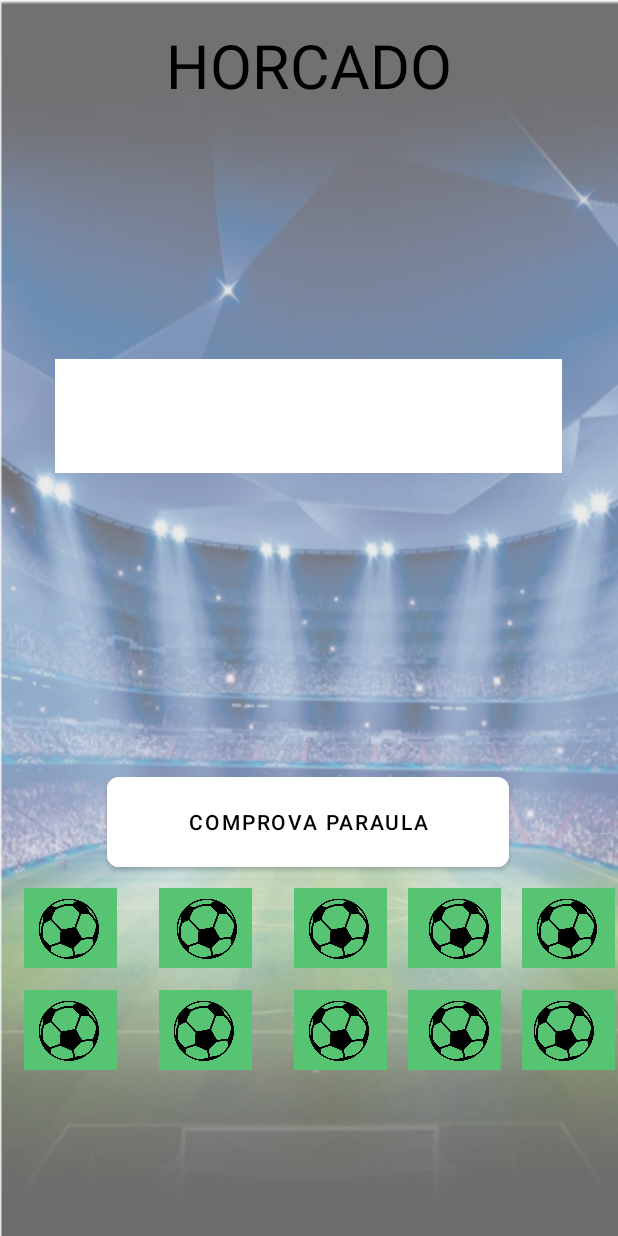
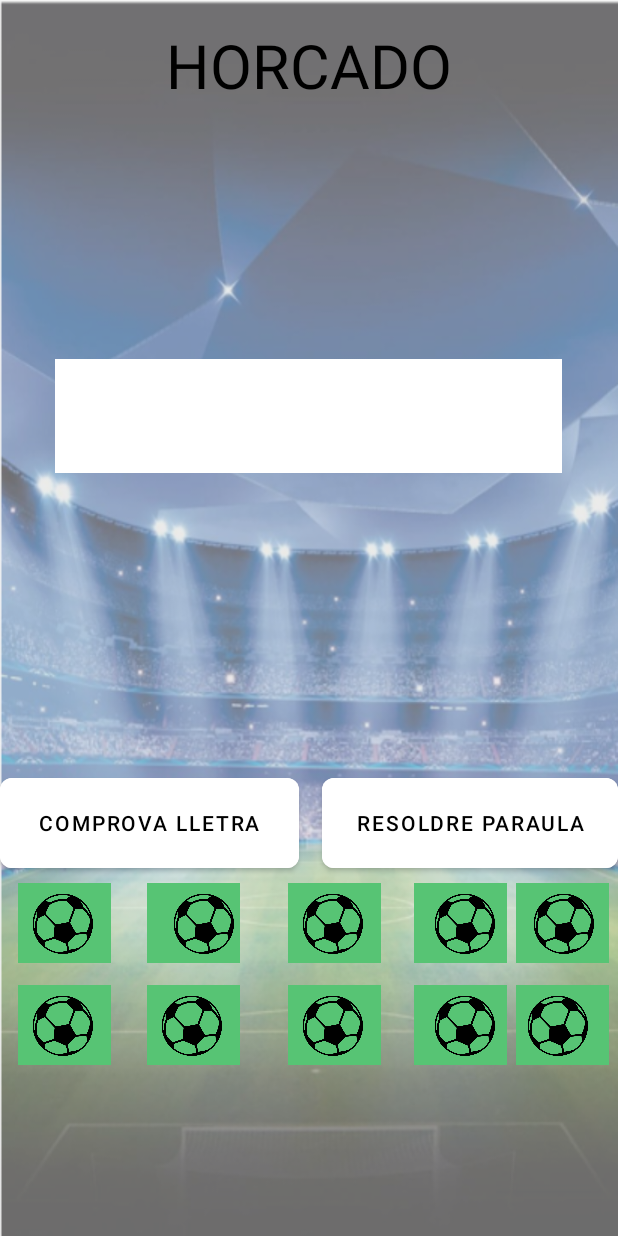
Before and after one commit to Manel0712/MasterFootball, an Android app: the layout activity_horcado.xml on its own in the app's theme, with its tools: preview values and no code run, on a phone screen of 412 x 824 dp. Run offline under Robolectric (Android 15) with nearby library versions, the phone set to English and light mode, and no system bars.

Commit message:
Horcado finish

```diff
--- a/app/src/main/java/com/example/masterfootball/Juegos.kt
+++ b/app/src/main/java/com/example/masterfootball/Juegos.kt
@@ -13,7 +13,7 @@ class Juegos: AppCompatActivity() {
         setContentView(R.layout.jocs_extres)
     }
 
-    fun openTrivial(view: View) {
+    fun openHorcado(view: View) {
         val i = Intent(this, Horcado::class.java)
         startActivity(i)
     }
--- a/app/src/main/res/layout/activity_horcado.xml
+++ b/app/src/main/res/layout/activity_horcado.xml
@@ -13,15 +13,225 @@
     <Button
         android:id="@+id/button10"
         style="@style/Button_Background"
-        android:layout_width="268dp"
+        android:layout_width="199dp"
         android:layout_height="72dp"
+        android:layout_marginTop="12dp"
+        android:onClick="comprovedLetter"
+        android:text="Comprova lletra"
+        app:cornerRadius="8dp"
+        app:layout_constraintStart_toStartOf="parent"
+        app:layout_constraintTop_toBottomOf="@+id/textView26" />
+
+    <TextView
+        android:id="@+id/textView27"
+        android:layout_width="62dp"
+        android:layout_height="53dp"
+        android:layout_marginStart="12dp"
+        android:layout_marginTop="4dp"
+        android:background="@color/background"
+        app:layout_constraintStart_toStartOf="parent"
+        app:layout_constraintTop_toBottomOf="@+id/button10" />
+
+    <ImageView
+        android:id="@+id/imageView7"
+        android:layout_width="60dp"
+        android:layout_height="48dp"
+        android:layout_marginStart="12dp"
+        android:layout_marginTop="8dp"
+        app:layout_constraintStart_toStartOf="parent"
+        app:layout_constraintTop_toBottomOf="@+id/button10"
+        app:srcCompat="@drawable/vidashorcado" />
+
+    <TextView
+        android:id="@+id/textView28"
+        android:layout_width="62dp"
+        android:layout_height="53dp"
+        android:layout_marginStart="24dp"
+        android:layout_marginTop="4dp"
+        android:background="@color/background"
+        app:layout_constraintStart_toEndOf="@+id/textView27"
+        app:layout_constraintTop_toBottomOf="@+id/button10" />
+
+    <ImageView
+        android:id="@+id/imageView8"
+        android:layout_width="60dp"
+        android:layout_height="48dp"
+        android:layout_marginStart="32dp"
+        android:layout_marginTop="8dp"
+        app:layout_constraintStart_toEndOf="@+id/textView27"
+        app:layout_constraintTop_toBottomOf="@+id/button10"
+        app:srcCompat="@drawable/vidashorcado" />
+
+    <TextView
+        android:id="@+id/textView29"
+        android:layout_width="62dp"
+        android:layout_height="53dp"
+        android:layout_marginStart="32dp"
+        android:layout_marginTop="4dp"
+        android:background="@color/background"
+        app:layout_constraintStart_toEndOf="@+id/textView28"
+        app:layout_constraintTop_toBottomOf="@+id/button10" />
+
+    <ImageView
+        android:id="@+id/imageView10"
+        android:layout_width="60dp"
+        android:layout_height="48dp"
+        android:layout_marginStart="32dp"
+        android:layout_marginTop="8dp"
+        app:layout_constraintStart_toEndOf="@+id/textView28"
+        app:layout_constraintTop_toBottomOf="@+id/button10"
+        app:srcCompat="@drawable/vidashorcado" />
+
+    <TextView
+        android:id="@+id/textView30"
+        android:layout_width="62dp"
+        android:layout_height="53dp"
+        android:layout_marginStart="24dp"
+        android:layout_marginTop="4dp"
+        android:background="@color/background"
+        app:layout_constraintStart_toEndOf="@+id/imageView10"
+        app:layout_constraintTop_toBottomOf="@+id/button10" />
+
+    <ImageView
+        android:id="@+id/imageView19"
+        android:layout_width="60dp"
+        android:layout_height="48dp"
+        android:layout_marginStart="28dp"
+        android:layout_marginTop="8dp"
+        app:layout_constraintStart_toEndOf="@+id/imageView10"
+        app:layout_constraintTop_toBottomOf="@+id/button10"
+        app:srcCompat="@drawable/vidashorcado" />
+
+    <TextView
+        android:id="@+id/textView31"
+        android:layout_width="62dp"
+        android:layout_height="53dp"
+        android:layout_marginStart="184dp"
+        android:layout_marginTop="4dp"
+        android:background="@color/background"
+        app:layout_constraintStart_toEndOf="@+id/textView28"
+        app:layout_constraintTop_toBottomOf="@+id/button10" />
+
+    <ImageView
+        android:id="@+id/imageView20"
+        android:layout_width="60dp"
+        android:layout_height="48dp"
+        android:layout_marginStart="8dp"
+        android:layout_marginTop="8dp"
+        app:layout_constraintStart_toEndOf="@+id/textView30"
+        app:layout_constraintTop_toBottomOf="@+id/button10"
+        app:srcCompat="@drawable/vidashorcado" />
+
+    <TextView
+        android:id="@+id/textView32"
+        android:layout_width="62dp"
+        android:layout_height="53dp"
+        android:layout_marginStart="12dp"
         android:layout_marginTop="72dp"
-        android:onClick="comprovedLetter"
-        android:text="Comprova paraula"
+        android:background="@color/background"
+        app:layout_constraintStart_toStartOf="parent"
+        app:layout_constraintTop_toBottomOf="@+id/button10" />
+
+    <ImageView
+        android:id="@+id/imageView27"
+        android:layout_width="60dp"
+        android:layout_height="48dp"
+        android:layout_marginStart="12dp"
+        android:layout_marginTop="76dp"
+        app:layout_constraintStart_toStartOf="parent"
+        app:layout_constraintTop_toBottomOf="@+id/button10"
+        app:srcCompat="@drawable/vidashorcado" />
+
+    <TextView
+        android:id="@+id/textView33"
+        android:layout_width="62dp"
+        android:layout_height="53dp"
+        android:layout_marginStart="24dp"
+        android:layout_marginTop="72dp"
+        android:background="@color/background"
+        app:layout_constraintStart_toEndOf="@+id/textView27"
+        app:layout_constraintTop_toBottomOf="@+id/button10" />
+
+    <ImageView
+        android:id="@+id/imageView28"
+        android:layout_width="60dp"
+        android:layout_height="48dp"
+        android:layout_marginStart="24dp"
+        android:layout_marginTop="76dp"
+        app:layout_constraintStart_toEndOf="@+id/textView27"
+        app:layout_constraintTop_toBottomOf="@+id/button10"
+        app:srcCompat="@drawable/vidashorcado" />
+
+    <TextView
+        android:id="@+id/textView34"
+        android:layout_width="62dp"
+        android:layout_height="53dp"
+        android:layout_marginStart="32dp"
+        android:layout_marginTop="72dp"
+        android:background="@color/background"
+        app:layout_constraintStart_toEndOf="@+id/textView28"
+        app:layout_constraintTop_toBottomOf="@+id/button10" />
+
+    <ImageView
+        android:id="@+id/imageView29"
+        android:layout_width="60dp"
+        android:layout_height="48dp"
+        android:layout_marginStart="32dp"
+        android:layout_marginTop="76dp"
+        app:layout_constraintStart_toEndOf="@+id/textView28"
+        app:layout_constraintTop_toBottomOf="@+id/button10"
+        app:srcCompat="@drawable/vidashorcado" />
+
+    <TextView
+        android:id="@+id/textView35"
+        android:layout_width="62dp"
+        android:layout_height="53dp"
+        android:layout_marginStart="24dp"
+        android:layout_marginTop="72dp"
+        android:background="@color/background"
+        app:layout_constraintStart_toEndOf="@+id/imageView10"
+        app:layout_constraintTop_toBottomOf="@+id/button10" />
+
+    <ImageView
+        android:id="@+id/imageView30"
+        android:layout_width="60dp"
+        android:layout_height="48dp"
+        android:layout_marginStart="28dp"
+        android:layout_marginTop="76dp"
+        app:layout_constraintStart_toEndOf="@+id/imageView10"
+        app:layout_constraintTop_toBottomOf="@+id/button10"
+        app:srcCompat="@drawable/vidashorcado" />
+
+    <TextView
+        android:id="@+id/textView36"
+        android:layout_width="62dp"
+        android:layout_height="53dp"
+        android:layout_marginStart="184dp"
+        android:layout_marginTop="72dp"
+        android:background="@color/background"
+        app:layout_constraintStart_toEndOf="@+id/textView28"
+        app:layout_constraintTop_toBottomOf="@+id/button10" />
+
+    <ImageView
+        android:id="@+id/imageView31"
+        android:layout_width="60dp"
+        android:layout_height="48dp"
+        android:layout_marginStart="4dp"
+        android:layout_marginTop="76dp"
+        app:layout_constraintStart_toEndOf="@+id/textView30"
+        app:layout_constraintTop_toBottomOf="@+id/button10"
+        app:srcCompat="@drawable/vidashorcado" />
+
+    <Button
+        android:id="@+id/button3"
+        style="@style/Button_Background"
+        android:layout_width="197dp"
+        android:layout_height="72dp"
+        android:layout_marginTop="12dp"
+        android:onClick="responseDialogBasic"
+        android:text="Resoldre paraula"
         app:cornerRadius="8dp"
         app:layout_constraintEnd_toEndOf="parent"
-        app:layout_constraintHorizontal_bias="0.496"
-        app:layout_constraintStart_toStartOf="parent"
         app:layout_constraintTop_toBottomOf="@+id/textView26" />
 
     <com.google.android.material.textfield.TextInputEditText
@@ -52,8 +262,8 @@
 
     <TextView
         android:id="@+id/textView26"
-        android:layout_width="356dp"
-        android:layout_height="103dp"
+        android:layout_width="350dp"
+        android:layout_height="164dp"
         android:layout_marginTop="21dp"
         android:autoSizeTextType="none"
         android:textAlignment="center"
@@ -64,204 +274,4 @@
         app:layout_constraintStart_toStartOf="parent"
         app:layout_constraintTop_toBottomOf="@+id/editText25" />
 
-    <TextView
-        android:id="@+id/textView27"
-        android:layout_width="62dp"
-        android:layout_height="53dp"
-        android:layout_marginStart="16dp"
-        android:layout_marginTop="8dp"
-        android:background="@color/background"
-        app:layout_constraintStart_toStartOf="parent"
-        app:layout_constraintTop_toBottomOf="@+id/button10" />
-
-    <ImageView
-        android:id="@+id/imageView7"
-        android:layout_width="60dp"
-        android:layout_height="48dp"
-        android:layout_marginStart="16dp"
-        android:layout_marginTop="12dp"
-        app:layout_constraintStart_toStartOf="parent"
-        app:layout_constraintTop_toBottomOf="@+id/button10"
-        app:srcCompat="@drawable/vidashorcado" />
-
-    <TextView
-        android:id="@+id/textView28"
-        android:layout_width="62dp"
-        android:layout_height="53dp"
-        android:layout_marginStart="28dp"
-        android:layout_marginTop="8dp"
-        android:background="@color/background"
-        app:layout_constraintStart_toEndOf="@+id/textView27"
-        app:layout_constraintTop_toBottomOf="@+id/button10" />
-
-    <ImageView
-        android:id="@+id/imageView8"
-        android:layout_width="60dp"
-        android:layout_height="48dp"
-        android:layout_marginStart="30dp"
-        android:layout_marginTop="12dp"
-        app:layout_constraintStart_toEndOf="@+id/textView27"
-        app:layout_constraintTop_toBottomOf="@+id/button10"
-        app:srcCompat="@drawable/vidashorcado" />
-
-    <TextView
-        android:id="@+id/textView29"
-        android:layout_width="62dp"
-        android:layout_height="53dp"
-        android:layout_marginStart="28dp"
-        android:layout_marginTop="8dp"
-        android:background="@color/background"
-        app:layout_constraintStart_toEndOf="@+id/textView28"
-        app:layout_constraintTop_toBottomOf="@+id/button10" />
-
-    <ImageView
-        android:id="@+id/imageView10"
-        android:layout_width="60dp"
-        android:layout_height="48dp"
-        android:layout_marginStart="28dp"
-        android:layout_marginTop="12dp"
-        app:layout_constraintStart_toEndOf="@+id/textView28"
-        app:layout_constraintTop_toBottomOf="@+id/button10"
-        app:srcCompat="@drawable/vidashorcado" />
-
-    <TextView
-        android:id="@+id/textView30"
-        android:layout_width="62dp"
-        android:layout_height="53dp"
-        android:layout_marginStart="16dp"
-        android:layout_marginTop="8dp"
-        android:background="@color/background"
-        app:layout_constraintStart_toEndOf="@+id/imageView10"
-        app:layout_constraintTop_toBottomOf="@+id/button10" />
-
-    <ImageView
-        android:id="@+id/imageView19"
-        android:layout_width="60dp"
-        android:layout_height="48dp"
-        android:layout_marginStart="20dp"
-        android:layout_marginTop="12dp"
-        app:layout_constraintStart_toEndOf="@+id/imageView10"
-        app:layout_constraintTop_toBottomOf="@+id/button10"
-        app:srcCompat="@drawable/vidashorcado" />
-
-    <TextView
-        android:id="@+id/textView31"
-        android:layout_width="62dp"
-        android:layout_height="53dp"
-        android:layout_marginStart="180dp"
-        android:layout_marginTop="8dp"
-        android:background="@color/background"
-        app:layout_constraintStart_toEndOf="@+id/textView28"
-        app:layout_constraintTop_toBottomOf="@+id/button10" />
-
-    <ImageView
-        android:id="@+id/imageView20"
-        android:layout_width="60dp"
-        android:layout_height="48dp"
-        android:layout_marginStart="14dp"
-        android:layout_marginTop="12dp"
-        app:layout_constraintStart_toEndOf="@+id/textView30"
-        app:layout_constraintTop_toBottomOf="@+id/button10"
-        app:srcCompat="@drawable/vidashorcado" />
-
-    <TextView
-        android:id="@+id/textView32"
-        android:layout_width="62dp"
-        android:layout_height="53dp"
-        android:layout_marginStart="16dp"
-        android:layout_marginTop="76dp"
-        android:background="@color/background"
-        app:layout_constraintStart_toStartOf="parent"
-        app:layout_constraintTop_toBottomOf="@+id/button10" />
-
-    <ImageView
-        android:id="@+id/imageView27"
-        android:layout_width="60dp"
-        android:layout_height="48dp"
-        android:layout_marginStart="16dp"
-        android:layout_marginTop="80dp"
-        app:layout_constraintStart_toStartOf="parent"
-        app:layout_constraintTop_toBottomOf="@+id/button10"
-        app:srcCompat="@drawable/vidashorcado" />
-
-    <TextView
-        android:id="@+id/textView33"
-        android:layout_width="62dp"
-        android:layout_height="53dp"
-        android:layout_marginStart="28dp"
-        android:layout_marginTop="76dp"
-        android:background="@color/background"
-        app:layout_constraintStart_toEndOf="@+id/textView27"
-        app:layout_constraintTop_toBottomOf="@+id/button10" />
-
-    <ImageView
-        android:id="@+id/imageView28"
-        android:layout_width="60dp"
-        android:layout_height="48dp"
-        android:layout_marginStart="28dp"
-        android:layout_marginTop="80dp"
-        app:layout_constraintStart_toEndOf="@+id/textView27"
-        app:layout_constraintTop_toBottomOf="@+id/button10"
-        app:srcCompat="@drawable/vidashorcado" />
-
-    <TextView
-        android:id="@+id/textView34"
-        android:layout_width="62dp"
-        android:layout_height="53dp"
-        android:layout_marginStart="28dp"
-        android:layout_marginTop="76dp"
-        android:background="@color/background"
-        app:layout_constraintStart_toEndOf="@+id/textView28"
-        app:layout_constraintTop_toBottomOf="@+id/button10" />
-
-    <ImageView
-        android:id="@+id/imageView29"
-        android:layout_width="60dp"
-        android:layout_height="48dp"
-        android:layout_marginStart="28dp"
-        android:layout_marginTop="80dp"
-        app:layout_constraintStart_toEndOf="@+id/textView28"
-        app:layout_constraintTop_toBottomOf="@+id/button10"
-        app:srcCompat="@drawable/vidashorcado" />
-
-    <TextView
-        android:id="@+id/textView35"
-        android:layout_width="62dp"
-        android:layout_height="53dp"
-        android:layout_marginStart="16dp"
-        android:layout_marginTop="76dp"
-        android:background="@color/background"
-        app:layout_constraintStart_toEndOf="@+id/imageView10"
-        app:layout_constraintTop_toBottomOf="@+id/button10" />
-
-    <ImageView
-        android:id="@+id/imageView30"
-        android:layout_width="60dp"
-        android:layout_height="48dp"
-        android:layout_marginStart="20dp"
-        android:layout_marginTop="80dp"
-        app:layout_constraintStart_toEndOf="@+id/imageView10"
-        app:layout_constraintTop_toBottomOf="@+id/button10"
-        app:srcCompat="@drawable/vidashorcado" />
-
-    <TextView
-        android:id="@+id/textView36"
-        android:layout_width="62dp"
-        android:layout_height="53dp"
-        android:layout_marginStart="180dp"
-        android:layout_marginTop="76dp"
-        android:background="@color/background"
-        app:layout_constraintStart_toEndOf="@+id/textView28"
-        app:layout_constraintTop_toBottomOf="@+id/button10" />
-
-    <ImageView
-        android:id="@+id/imageView31"
-        android:layout_width="60dp"
-        android:layout_height="48dp"
-        android:layout_marginStart="12dp"
-        android:layout_marginTop="80dp"
-        app:layout_constraintStart_toEndOf="@+id/textView30"
-        app:layout_constraintTop_toBottomOf="@+id/button10"
-        app:srcCompat="@drawable/vidashorcado" />
-
 </androidx.constraintlayout.widget.ConstraintLayout>
--- a/app/src/main/res/layout/jocs_extres.xml
+++ b/app/src/main/res/layout/jocs_extres.xml
@@ -171,9 +171,10 @@
         android:id="@+id/button6"
         android:layout_width="0dp"
         android:layout_height="0dp"
+        android:layout_margin="20dp"
         android:autoSizeTextType="uniform"
-        android:layout_margin="20dp"
         android:backgroundTint="@color/white"
+        android:onClick="openHorcado"
         android:text="HORCADO"
         android:textColor="@color/black"
         app:layout_constraintBottom_toTopOf="@+id/guideline9"
@@ -188,7 +189,6 @@
         android:layout_margin="20dp"
         android:autoSizeTextType="uniform"
         android:backgroundTint="@color/white"
-        android:onClick="openTrivial"
         android:text="TRIVIAL"
         android:textColor="@color/black"
         app:layout_constraintBottom_toTopOf="@+id/guideline8"
```
Also changed, not shown: app/src/main/java/com/example/masterfootball/Horcado.kt (+50 -50 lines).
